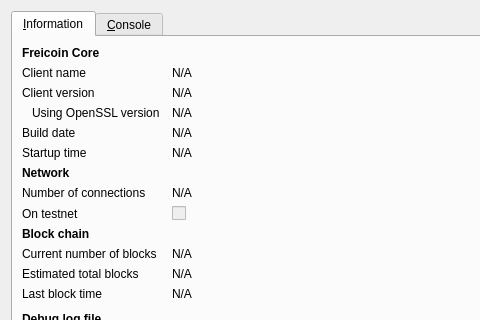
Above: src/qt/forms/rpcconsole.ui from NiCoIn/NiCoIn before the change; both pictures show x 0 to 480 and y 0 to 320 of the 740 by 450 pixel window. Below: the same form after it.
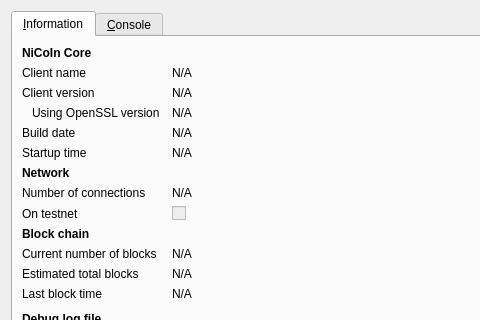
That is the form after the change. Icons and pictures are not drawn.

Diff of the .ui file:
```diff
--- a/src/qt/forms/rpcconsole.ui
+++ b/src/qt/forms/rpcconsole.ui
@@ -36,7 +36,7 @@
           </font>
          </property>
          <property name="text">
-          <string>Freicoin Core</string>
+          <string>NiCoIn Core</string>
          </property>
         </widget>
        </item>
```
Left out of the diff: 10 changed lines with no effect on the pictures.
